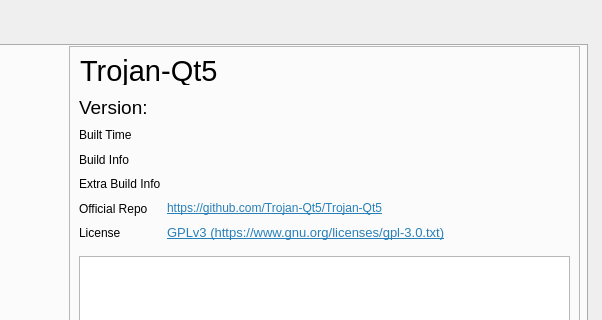
Old version of the form ui/aboutdialog.ui in the repository Trojan-Qt5/Trojan-Qt5; both pictures show x 213 to 815 and y 0 to 320 of the 815 by 544 pixel window.
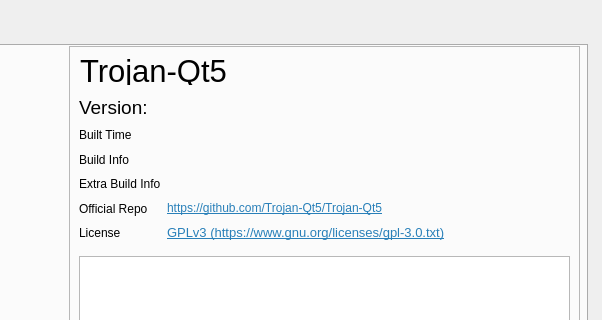
New version of the form. Icons and pictures are not drawn. Custom widgets are drawn as their Qt base class.

```diff
--- a/ui/aboutdialog.ui
+++ b/ui/aboutdialog.ui
@@ -99,7 +99,7 @@
       </property>
       <property name="font">
        <font>
-        <pointsize>22</pointsize>
+        <pointsize>23</pointsize>
        </font>
       </property>
       <property name="text">
@@ -132,7 +132,7 @@
         <widget class="QLabel" name="version">
          <property name="font">
           <font>
-           <pointsize>14</pointsize>
+           <pointsize>15</pointsize>
           </font>
          </property>
          <property name="cursor">
```
